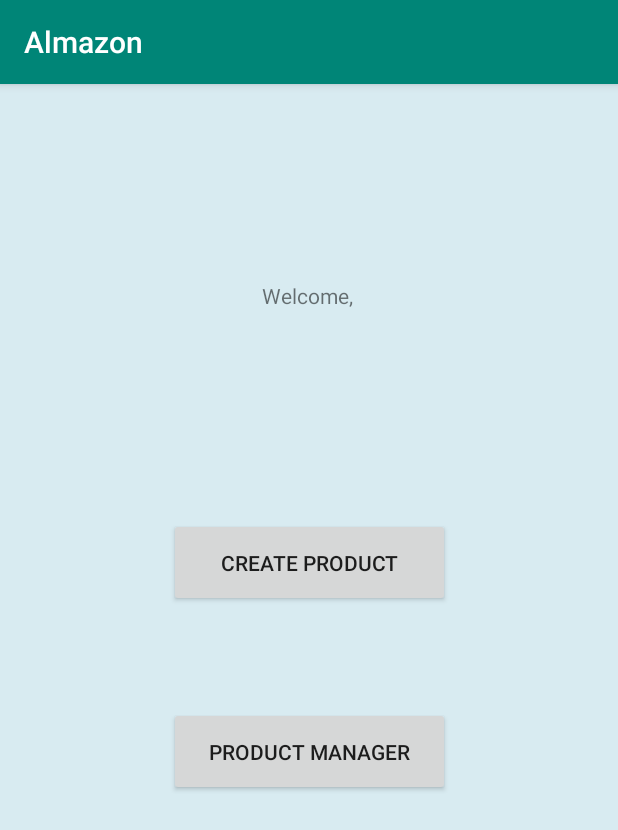
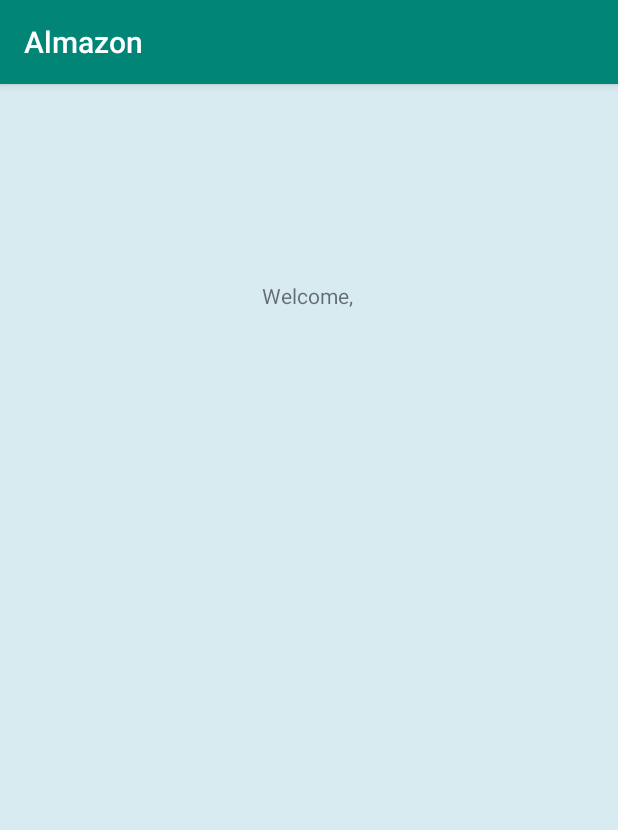
Before and after one commit to ImanolM/AndroidApp-CRUD, an Android app: the DashboardActivity screen opened directly, with no data from a screen before it, on a phone screen of 412 x 824 dp. Shown: the top 830 px of the screen. Run offline under Robolectric (Android 15) with nearby library versions, the phone set to English and light mode, and no system bars; 2 statements that could not run were skipped.

Commit message:
Botones del dashboard borrados

```diff
--- a/app/src/main/res/layout/activity_dashboard.xml
+++ b/app/src/main/res/layout/activity_dashboard.xml
@@ -6,17 +6,6 @@
     android:layout_height="match_parent"
     android:background="#D8EBF1"
     tools:context=".activities.DashboardActivity">
-
-    <Button
-        android:id="@+id/btn_createOrder"
-        android:layout_width="187dp"
-        android:layout_height="59dp"
-        android:text="@string/btn_createProduct"
-        app:layout_constraintBottom_toBottomOf="parent"
-        app:layout_constraintEnd_toEndOf="parent"
-        app:layout_constraintStart_toStartOf="parent"
-        app:layout_constraintTop_toTopOf="parent"
-        app:layout_constraintVertical_bias="0.452" />
 
     <TextView
         android:id="@+id/txt_greeting"
@@ -29,17 +18,6 @@
         app:layout_constraintStart_toStartOf="parent"
         app:layout_constraintTop_toTopOf="parent"
         app:layout_constraintVertical_bias="0.233" />
-
-    <Button
-        android:id="@+id/button2"
-        android:layout_width="187dp"
-        android:layout_height="59dp"
-        android:text="@string/btn_productManager"
-        app:layout_constraintBottom_toBottomOf="parent"
-        app:layout_constraintEnd_toEndOf="parent"
-        app:layout_constraintStart_toStartOf="parent"
-        app:layout_constraintTop_toTopOf="parent"
-        app:layout_constraintVertical_bias="0.616" />
 
     <androidx.drawerlayout.widget.DrawerLayout
         android:id="@+id/drawer_layout"
```
